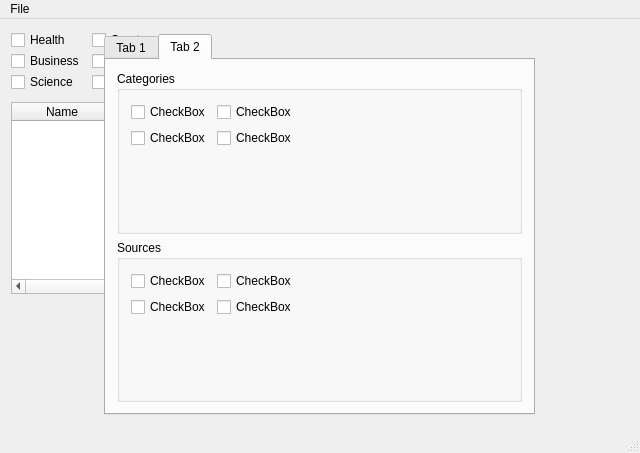
Before: the Qt Designer form NewsCS441/mainwindow.ui in bitamins/cs411-T4, drawn with Qt 5.
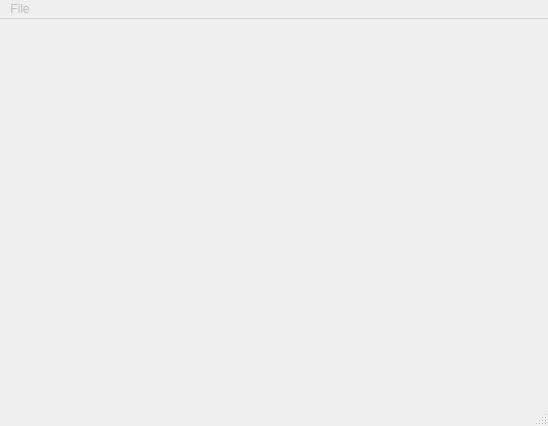
After: the same form once the commit is applied. The open tabs and pages were chosen to show the change.

Diff of the .ui file:
```diff
--- a/NewsCS441/mainwindow.ui
+++ b/NewsCS441/mainwindow.ui
@@ -2,271 +2,26 @@
 <ui version="4.0">
  <class>MainWindow</class>
  <widget class="QMainWindow" name="MainWindow">
+  <property name="enabled">
+   <bool>false</bool>
+  </property>
   <property name="geometry">
    <rect>
     <x>0</x>
     <y>0</y>
-    <width>640</width>
-    <height>453</height>
-    <width>452</width>
-    <height>411</height>
+    <width>548</width>
+    <height>426</height>
    </rect>
   </property>
   <property name="windowTitle">
    <string>MainWindow</string>
   </property>
-  <widget class="QWidget" name="MAIN_WIDGET">
-   <widget class="QTableWidget" name="NewsTable">
-    <property name="geometry">
-     <rect>
-      <x>11</x>
-      <y>83</y>
-      <width>501</width>
-      <height>192</height>
-     </rect>
-    </property>
-    <property name="columnCount">
-     <number>5</number>
-    </property>
-    <column>
-     <property name="text">
-      <string>Name</string>
-     </property>
-    </column>
-    <column>
-     <property name="text">
-      <string>Image</string>
-     </property>
-    </column>
-    <column>
-     <property name="text">
-      <string>Source</string>
-     </property>
-    </column>
-    <column>
-     <property name="text">
-      <string>Author</string>
-     </property>
-    </column>
-    <column>
-     <property name="text">
-      <string>Date</string>
-     </property>
-    </column>
-   </widget>
-   <widget class="QCheckBox" name="Sports">
-    <property name="geometry">
-     <rect>
-      <x>92</x>
-      <y>11</y>
-      <width>65</width>
-      <height>20</height>
-     </rect>
-    </property>
-    <property name="text">
-     <string>Sports</string>
-    </property>
-   </widget>
-   <widget class="QCheckBox" name="Technology">
-    <property name="geometry">
-     <rect>
-      <x>92</x>
-      <y>32</y>
-      <width>97</width>
-      <height>20</height>
-     </rect>
-    </property>
-    <property name="text">
-     <string>Technology</string>
-    </property>
-   </widget>
-   <widget class="QCheckBox" name="Health">
-    <property name="geometry">
-     <rect>
-      <x>11</x>
-      <y>11</y>
-      <width>65</width>
-      <height>20</height>
-     </rect>
-    </property>
-    <property name="text">
-     <string>Health</string>
-    </property>
-   </widget>
-   <widget class="QCheckBox" name="Business">
-    <property name="geometry">
-     <rect>
-      <x>11</x>
-      <y>32</y>
-      <width>80</width>
-      <height>20</height>
-     </rect>
-    </property>
-    <property name="text">
-     <string>Business</string>
-    </property>
-   </widget>
-   <widget class="QCheckBox" name="Entertainment">
-    <property name="geometry">
-     <rect>
-      <x>92</x>
-      <y>53</y>
-      <width>111</width>
-      <height>20</height>
-     </rect>
-    </property>
-    <property name="text">
-     <string>Entertainment</string>
-    </property>
-   </widget>
-   <widget class="QCheckBox" name="Science">
-    <property name="geometry">
-     <rect>
-      <x>11</x>
-      <y>53</y>
-      <width>73</width>
-      <height>20</height>
-     </rect>
-    </property>
-    <property name="text">
-     <string>Science</string>
-    </property>
-   </widget>
-   <layout class="QVBoxLayout" name="verticalLayout">
-    <item>
-     <layout class="QHBoxLayout" name="horizontalLayout">
-      <item>
-       <widget class="QTabWidget" name="mainTabWidget">
-        <property name="maximumSize">
-         <size>
-          <width>431</width>
-          <height>381</height>
-         </size>
-        </property>
-        <property name="currentIndex">
-         <number>0</number>
-        </property>
-        <widget class="QWidget" name="NewsTab">
-         <attribute name="title">
-          <string>Tab 1</string>
-         </attribute>
-         <layout class="QHBoxLayout" name="horizontalLayout_2">
-          <item>
-           <widget class="QScrollArea" name="scrollArea">
-            <property name="styleSheet">
-             <string notr="true">background-color: rgb(238, 238, 236);</string>
-            </property>
-            <property name="widgetResizable">
-             <bool>true</bool>
-            </property>
-            <widget class="QWidget" name="scrollAreaWidgetContents">
-             <property name="geometry">
-              <rect>
-               <x>0</x>
-               <y>0</y>
-               <width>407</width>
-               <height>296</height>
-              </rect>
-             </property>
-            </widget>
-           </widget>
-          </item>
-         </layout>
-        </widget>
-        <widget class="QWidget" name="SettingsTab">
-         <attribute name="title">
-          <string>Tab 2</string>
-         </attribute>
-         <layout class="QVBoxLayout" name="verticalLayout_2">
-          <item>
-           <widget class="QGroupBox" name="groupBox">
-            <property name="title">
-             <string>Categories</string>
-            </property>
-            <layout class="QFormLayout" name="formLayout">
-             <item row="0" column="0">
-              <widget class="QCheckBox" name="checkBox">
-               <property name="text">
-                <string>CheckBox</string>
-               </property>
-              </widget>
-             </item>
-             <item row="1" column="0">
-              <widget class="QCheckBox" name="checkBox_3">
-               <property name="text">
-                <string>CheckBox</string>
-               </property>
-              </widget>
-             </item>
-             <item row="1" column="1">
-              <widget class="QCheckBox" name="checkBox_5">
-               <property name="text">
-                <string>CheckBox</string>
-               </property>
-              </widget>
-             </item>
-             <item row="0" column="1">
-              <widget class="QCheckBox" name="checkBox_4">
-               <property name="text">
-                <string>CheckBox</string>
-               </property>
-              </widget>
-             </item>
-            </layout>
-           </widget>
-          </item>
-          <item>
-           <widget class="QGroupBox" name="groupBox_2">
-            <property name="title">
-             <string>Sources</string>
-            </property>
-            <layout class="QFormLayout" name="formLayout_2">
-             <item row="0" column="0">
-              <widget class="QCheckBox" name="checkBox_6">
-               <property name="text">
-                <string>CheckBox</string>
-               </property>
-              </widget>
-             </item>
-             <item row="1" column="0">
-              <widget class="QCheckBox" name="checkBox_2">
-               <property name="text">
-                <string>CheckBox</string>
-               </property>
-              </widget>
-             </item>
-             <item row="0" column="1">
-              <widget class="QCheckBox" name="checkBox_7">
-               <property name="text">
-                <string>CheckBox</string>
-               </property>
-              </widget>
-             </item>
-             <item row="1" column="1">
-              <widget class="QCheckBox" name="checkBox_8">
-               <property name="text">
-                <string>CheckBox</string>
-               </property>
-              </widget>
-             </item>
-            </layout>
-           </widget>
-          </item>
-         </layout>
-        </widget>
-       </widget>
-      </item>
-     </layout>
-    </item>
-   </layout>
-  </widget>
-  <widget class="QMenuBar" name="mainMenuBar">
+  <widget class="QMenuBar" name="menuBar">
    <property name="geometry">
     <rect>
      <x>0</x>
      <y>0</y>
-     <width>640</width>
-     <width>452</width>
+     <width>548</width>
      <height>22</height>
     </rect>
    </property>
@@ -301,7 +56,6 @@
    </property>
   </action>
  </widget>
- <layoutdefault spacing="6" margin="11"/>
  <resources/>
  <connections/>
 </ui>
```
Left out of the diff: 19 changed lines with no effect on the pictures.
